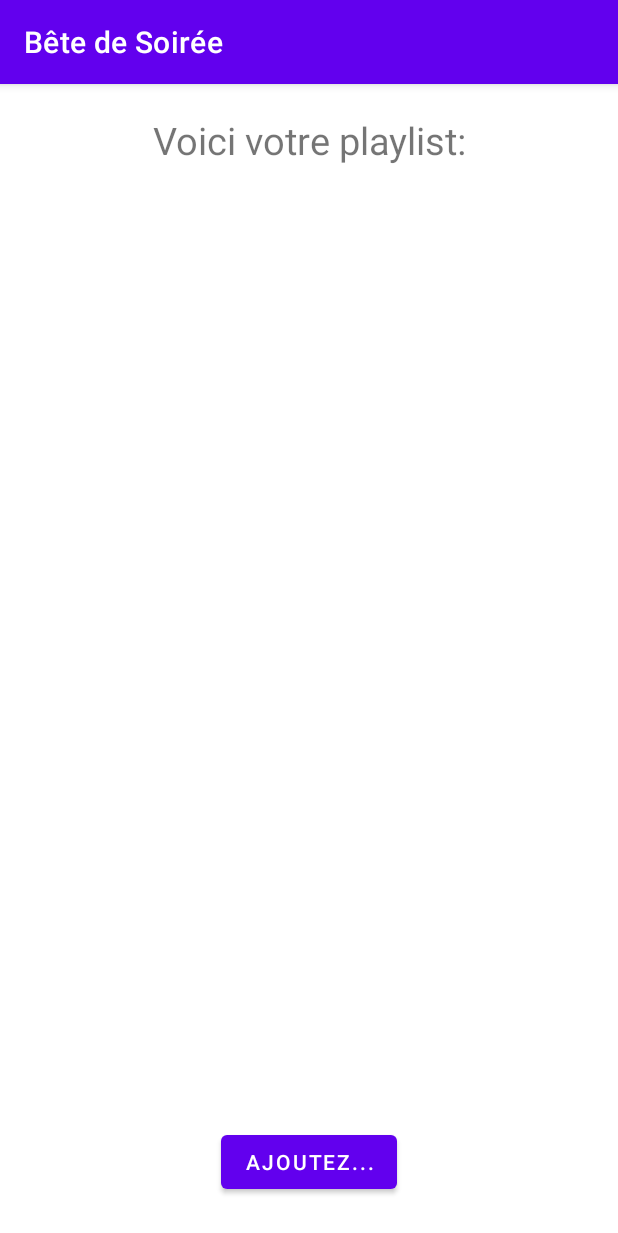
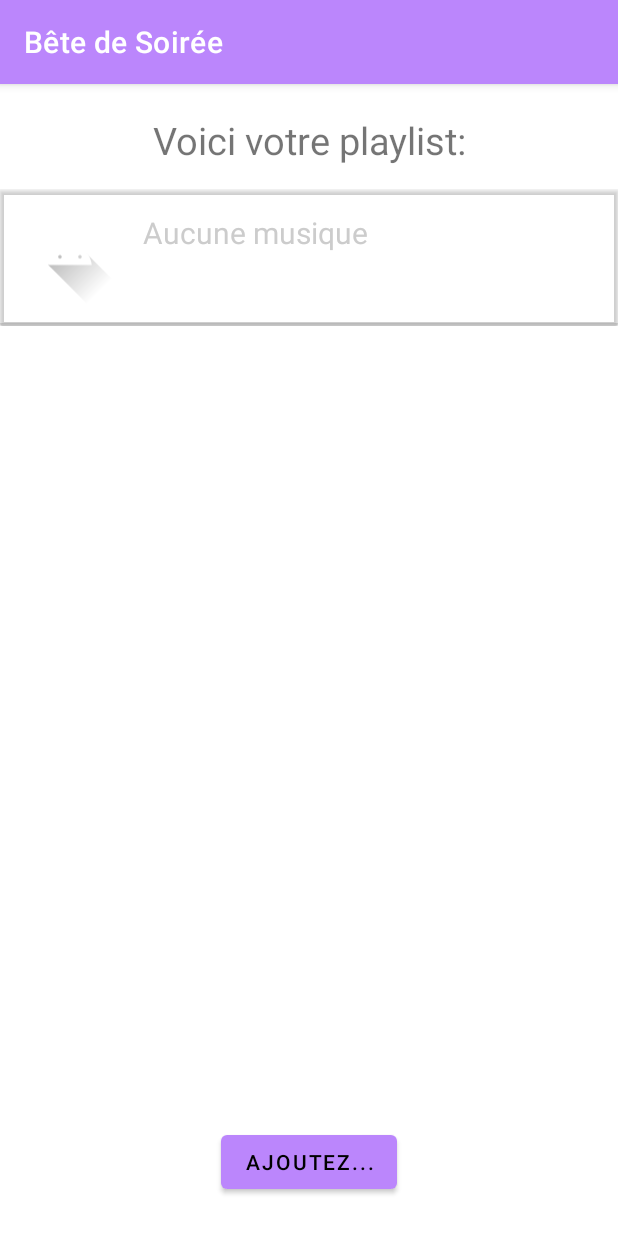
Before and after one commit to chenetheophile/BeteDeSoiree, an Android app: the PlaylistPerso screen opened directly, with no data from a screen before it, on a phone screen of 412 x 824 dp. Shown: the top 1233 px of the screen. Run offline under Robolectric (Android 15) with nearby library versions, the phone set to English and light mode, and no system bars; our stand-ins replace Picasso; libraries missing offline, so code that uses them is left out: com.spotify.android; network calls fail; pictures from the network do not load.

Commit message:
Reparation spotify + mise en place playlist perso

```diff
--- a/ApplicationV3/app/src/main/AndroidManifest.xml
+++ b/ApplicationV3/app/src/main/AndroidManifest.xml
@@ -13,6 +13,7 @@
     <uses-feature android:name="android.hardware.camera" />
 
     <application
+        android:screenOrientation="portrait"
         android:name=".donnee"
         android:allowBackup="true"
         android:icon="@drawable/logo_appli"
--- a/ApplicationV3/app/src/main/java/com/example/applicationv3/Musique.java
+++ b/ApplicationV3/app/src/main/java/com/example/applicationv3/Musique.java
@@ -1,6 +1,8 @@
 package com.example.applicationv3;
 
-public class Musique {
+import java.io.Serializable;
+
+public class Musique implements Serializable {
     private String name;
     private String author;
     private String lien;
--- a/ApplicationV3/app/src/main/java/com/example/applicationv3/PlaylistPerso.java
+++ b/ApplicationV3/app/src/main/java/com/example/applicationv3/PlaylistPerso.java
@@ -3,6 +3,7 @@ package com.example.applicationv3;
 import android.content.Context;
 import android.content.Intent;
 import android.os.Bundle;
+import android.util.Log;
 import android.view.View;
 import android.widget.Button;
 
@@ -11,28 +12,28 @@ import androidx.appcompat.app.AppCompatActivity;
 import androidx.recyclerview.widget.LinearLayoutManager;
 import androidx.recyclerview.widget.RecyclerView;
 
+import com.spotify.android.appremote.api.ConnectionParams;
+import com.spotify.android.appremote.api.Connector;
+import com.spotify.android.appremote.api.SpotifyAppRemote;
+
 import java.util.ArrayList;
 
 public class PlaylistPerso extends AppCompatActivity {
     private static ArrayList<Musique> musique=new ArrayList<>();
-    private static ArrayList<String> Playlist=new ArrayList<>();
-    private static ArrayList<Integer> images=new ArrayList<>();
-    private static ArrayList<String> Detail=new ArrayList<>();
-    private static ArrayList<String> Desc=new ArrayList<>();
+    private static ArrayList<Musique> queue=new ArrayList<>();
     private Context context;
+
+    private RechercheMusiqueAdapter adapterPlaylist;
+    private static final String CLIENT_ID="ec59b9a260ab406fbc577be3bc1d285c";
+    private static final String REDIRECT_URI = "http://com.example.applicationv3/callback";
+    private SpotifyAppRemote mSpotifyAppRemote;
 
     @Override
     protected void onCreate(Bundle savedInstanceState) {
         super.onCreate(savedInstanceState);
         setContentView(R.layout.activity_playlist_perso);
-
-        if (getApplicationContext().getClass().equals(donnee.class)){
-            donnee donnee=(donnee) getApplicationContext();
-            context=donnee.getAdapterCocktail().getContext();
-        }else{
-            context=getApplicationContext();
-        }
-
+        context=this;
+        musique.clear();
         Button btnAdd=findViewById(R.id.boutonRecherchePlaylist);
         btnAdd.setOnClickListener(new View.OnClickListener() {
             @Override
@@ -41,15 +42,54 @@ public class PlaylistPerso extends AppCompatActivity {
                 startActivityForResult(intent,1);
             }
         });
+
+
         RecyclerView playlist=findViewById(R.id.recyclerPlaylist);
-        RechercheMusiqueAdapter adapterPlaylist = new RechercheMusiqueAdapter(context, musique);
+        adapterPlaylist = new RechercheMusiqueAdapter(context, musique);
         playlist.setAdapter(adapterPlaylist);
-        playlist.setLayoutManager(new LinearLayoutManager(context));
-
+        playlist.setLayoutManager(new LinearLayoutManager(this));
+        adapterPlaylist.updateData(new Musique("Aucune musique","","","",""),true);
     }
 
     @Override
     protected void onActivityResult(int requestCode, int resultCode, @Nullable Intent data) {
         super.onActivityResult(requestCode, resultCode, data);
+        Log.i("ActivityResult",((Musique) data.getExtras().get("Musique")).toString());
+        Musique newMusic=((Musique) data.getExtras().get("Musique"));
+        if (resultCode==RESULT_OK){
+            adapterPlaylist.updateData(newMusic,true);
+            musique.add(newMusic);
+        }
+        lire(newMusic);
+
+    }
+
+    private void lire(Musique newMusic) {
+        queue.add(newMusic);
+        ConnectionParams connectionParams =
+                new ConnectionParams.Builder(CLIENT_ID)
+                        .setRedirectUri(REDIRECT_URI)
+                        .showAuthView(false)
+                        .build();
+
+        SpotifyAppRemote.connect(this, connectionParams,
+                new Connector.ConnectionListener() {
+
+                    public void onConnected(SpotifyAppRemote spotifyAppRemote) {
+                        mSpotifyAppRemote = spotifyAppRemote;
+                        Log.i("Test","connecté");
+                        if (queue.size()==1){
+                            mSpotifyAppRemote.getPlayerApi().play(newMusic.getLien());
+                        }else{
+                            mSpotifyAppRemote.getPlayerApi().queue(newMusic.getLien());
+                        }
+
+                    }
+                    public void onFailure(Throwable throwable) {
+                        Log.e("Test", throwable.getMessage(), throwable);
+
+                        // Something went wrong when attempting to connect! Handle errors here
+                    }
+                });
     }
 }
--- a/ApplicationV3/app/src/main/res/layout/listview_recherche.xml
+++ b/ApplicationV3/app/src/main/res/layout/listview_recherche.xml
@@ -35,15 +35,16 @@
 
             <TextView
                 android:id="@+id/Auteur"
-                android:layout_width="wrap_content"
+                android:layout_width="0dp"
                 android:layout_height="wrap_content"
-                android:layout_marginStart="96dp"
-                android:layout_marginTop="48dp"
+                android:layout_marginStart="95dp"
+                android:layout_marginEnd="15dp"
                 android:text="Auteur"
-                android:textColor="#FFFFFF"
-                android:textSize="14sp"
-                app:layout_constraintStart_toStartOf="parent"
-                app:layout_constraintTop_toTopOf="parent" />
+                android:textColor="@color/greyString"
+                android:textSize="10sp"
+                app:layout_constraintBottom_toBottomOf="@+id/ImageTitre"
+                app:layout_constraintEnd_toStartOf="@+id/TempsMusique"
+                app:layout_constraintStart_toStartOf="parent" />
 
             <TextView
                 android:id="@+id/TempsMusique"
@@ -52,27 +53,30 @@
                 android:layout_marginTop="70dp"
                 android:layout_marginEnd="16dp"
                 android:text="Temps"
-                android:textColor="#FFFFFF"
+                android:textColor="@color/greyString"
                 android:textSize="14sp"
+                app:layout_constraintBottom_toBottomOf="@+id/Auteur"
                 app:layout_constraintEnd_toEndOf="parent"
                 app:layout_constraintTop_toTopOf="parent" />
 
             <TextView
                 android:id="@+id/TitreMusic"
-                android:layout_width="wrap_content"
+                android:layout_width="0dp"
                 android:layout_height="wrap_content"
-                android:layout_marginStart="96dp"
-                android:layout_marginTop="16dp"
+                android:layout_marginStart="95dp"
+                android:layout_marginTop="15dp"
+                android:layout_marginEnd="15dp"
                 android:text="Titre"
-                android:textColor="#FFFFFF"
-                android:textSize="24sp"
+                android:textColor="@color/greyString"
+                android:textSize="20sp"
+                app:layout_constraintEnd_toEndOf="parent"
                 app:layout_constraintStart_toStartOf="parent"
                 app:layout_constraintTop_toTopOf="parent" />
 
             <View
                 android:id="@+id/dividerrecherche"
                 android:layout_width="match_parent"
-                android:layout_height="1dp"
+                android:layout_height="2dp"
                 android:layout_marginTop="10dp"
                 android:background="?android:attr/listDivider"
                 app:layout_constraintEnd_toEndOf="parent"
--- a/ApplicationV3/app/src/main/res/values/colors.xml
+++ b/ApplicationV3/app/src/main/res/values/colors.xml
@@ -7,4 +7,5 @@
     <color name="teal_700">#FF018786</color>
     <color name="black">#FF000000</color>
     <color name="white">#FFFFFFFF</color>
+    <color name="greyString">#cccccc</color>
 </resources>
--- a/ApplicationV3/app/src/main/res/values/themes.xml
+++ b/ApplicationV3/app/src/main/res/values/themes.xml
@@ -2,12 +2,12 @@
     <!-- Base application theme. -->
     <style name="Theme.ApplicationV3" parent="Theme.MaterialComponents.DayNight.DarkActionBar">
         <!-- Primary brand color. -->
-        <item name="colorPrimary">@color/purple_500</item>
+        <item name="colorPrimary">@color/purple_200</item>
         <item name="colorPrimaryVariant">@color/purple_700</item>
-        <item name="colorOnPrimary">@color/white</item>
+        <item name="colorOnPrimary">@color/black</item>
         <!-- Secondary brand color. -->
         <item name="colorSecondary">@color/teal_200</item>
-        <item name="colorSecondaryVariant">@color/teal_700</item>
+        <item name="colorSecondaryVariant">@color/teal_200</item>
         <item name="colorOnSecondary">@color/black</item>
         <!-- Status bar color. -->
         <item name="android:statusBarColor" tools:targetApi="l">?attr/colorPrimaryVariant</item>
```
Also changed, not shown: ApplicationV3/app/src/main/java/com/example/applicationv3/MusiqueFragment.java (+1 -6 lines), ApplicationV3/app/src/main/java/com/example/applicationv3/RechercheMusiqueAdapter.java (+44 -9 lines), ApplicationV3/app/src/main/java/com/example/applicationv3/SearchSongsActivity.java (+45 -25 lines), ApplicationV3/app/src/main/java/com/example/applicationv3/lecturePlaylist.java (+6 -4 lines).
